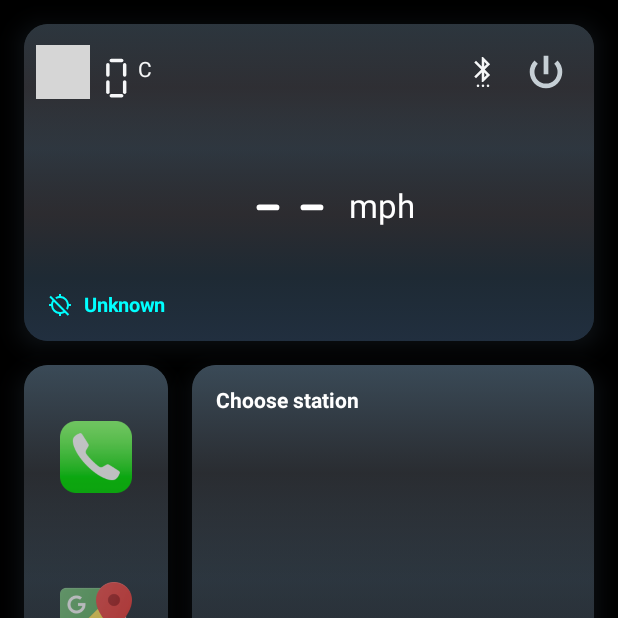
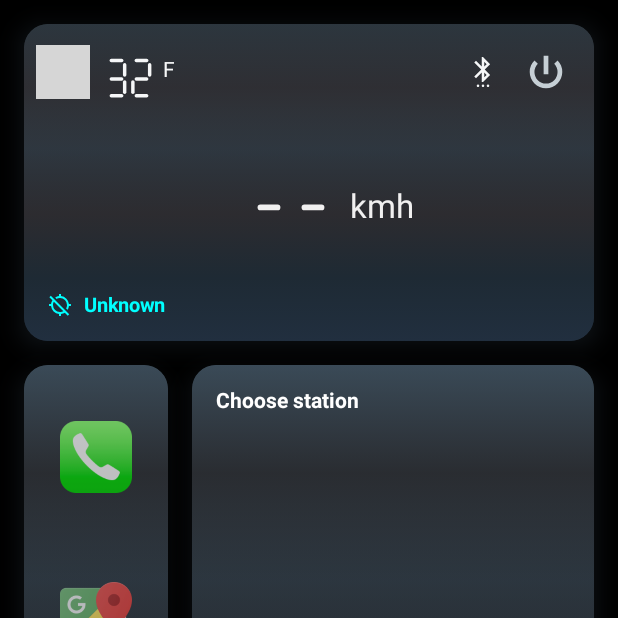
Before and after one commit to maestrovsmaster/RadioCar, an Android app built with Jetpack Compose: the screen it shows after launch (MainActivity), on a phone screen of 412 x 824 dp, the top half of it. Run offline under Robolectric (Android 15) with nearby library versions, the phone set to English and light mode, and no system bars; our stand-ins replace AdMob, Dagger/Hilt's generated code, EventBus, Room's generated code, Timber; libraries missing offline, so code that uses them is left out: com.github.kittinunf.fuel, com.github.kittinunf.result, com.hbb20.countrypicker; network calls fail; pictures from the network do not load; 3 statements that could not run were skipped; grey boxes are pictures that could not be loaded.

Commit message:
fix speed

```diff
--- a/app/src/main/java/com/maestrovs/radiocar/manager/location/LocationStateManager.kt
+++ b/app/src/main/java/com/maestrovs/radiocar/manager/location/LocationStateManager.kt
@@ -62,7 +62,7 @@ object LocationStateManager {
     }
 
     fun updateLocation(context: Context,location: Location) {
-        Log.d("LocationStateManager", "-------updateLocation: , location: $location")
+       // Log.d("LocationStateManager", "-------updateLocation: , location: $location")
         val newSpeed = location.speed * 3.6f // Convert m/s to km/h
         val smoothedSpeed = getSmoothedSpeed(newSpeed)
 
@@ -85,13 +85,13 @@ object LocationStateManager {
                 lastLocation.first, lastLocation.second,
                 location.latitude, location.longitude
             )
-            Log.d("LocationStateManager", "-------distance: : $distance")
+           // Log.d("LocationStateManager", "-------distance: : $distance")
             if (distance >= 5.0) {
                 _latestWeatherLocation = location.latitude to location.longitude
                 _locationWeatherState.value = location
             }
         } ?: run {
-            // Якщо ще не було жодної збереженої локації
+
             _latestWeatherLocation = location.latitude to location.longitude
         }
     }
--- a/app/src/main/java/com/maestrovs/radiocar/manager/radio/PlaylistManager.kt
+++ b/app/src/main/java/com/maestrovs/radiocar/manager/radio/PlaylistManager.kt
@@ -45,11 +45,11 @@ object PlaylistManager {
 
     fun updateStationGroups(groups: List<StationGroup>) {
         _stationGroups.value = groups
-        //if(_stationGroups.value.isNotEmpty()) {
-            //if(PlayerStateManager.playerState.value.currentGroup == null) {
-             //   PlayerStateManager.updateStationGroup(_stationGroups.value[0])
-           // }
-       // }
+        if(_stationGroups.value.isNotEmpty()) {
+            if(PlayerStateManager.playerState.value.currentGroup == null) {
+                PlayerStateManager.updateStationGroup(_stationGroups.value[0])
+            }
+       }
     }
 
     fun getGroupForStation(station: StationStream): Int? {
--- a/app/src/main/java/com/maestrovs/radiocar/manager/radio/PrayerStateManager.kt
+++ b/app/src/main/java/com/maestrovs/radiocar/manager/radio/PrayerStateManager.kt
@@ -35,7 +35,7 @@ object PlayerStateManager {
 
     // val stationsGroupFlow = playerState.map { it.stationGroups }.distinctUntilChanged()
 
-    //val isPlayingFlow = playerState.map { it.isPlaying }.distinctUntilChanged()
+    val isPlayingBoolFlow = playerState.map { it.isPlaying }.distinctUntilChanged()
     val isPlayingFlow = combine(
         playerState.map { it.isPlaying }.distinctUntilChanged(),
         playerState.map { it.currentGroup }.distinctUntilChanged()
--- a/app/src/main/java/com/maestrovs/radiocar/shared_managers/CurrentCountryManager.kt
+++ b/app/src/main/java/com/maestrovs/radiocar/shared_managers/CurrentCountryManager.kt
@@ -19,13 +19,14 @@ object CurrentCountryManager {
     }
 
     fun readCountry(context: Context): CPCountry? {
-        val countryJson = SharedManager.readStringOptions(context, CURRENT_COUNTRY_KEY)
+       /* val countryJson = SharedManager.readStringOptions(context, CURRENT_COUNTRY_KEY)
 
         return if (countryJson == null) {
             null
         } else {
             Gson().fromJson(countryJson, CPCountry::class.java)
-        }
+        }*/
+        return null
     }
 
 
--- a/app/src/main/java/com/maestrovs/radiocar/shared_managers/SettingsManager.kt
+++ b/app/src/main/java/com/maestrovs/radiocar/shared_managers/SettingsManager.kt
@@ -1,6 +1,7 @@
 package com.maestrovs.radiocar.shared_managers
 
 import android.content.Context
+import android.os.Build
 
 object SettingsManager {
 
@@ -8,6 +9,20 @@ object SettingsManager {
     private const val IS_AUTOPLAY = "IS_AUTOPLAY"
     private const val SPEED_UNIT = "SPEED_UNIT"
     private const val TEMPERATURE_UNIT = "TEMPERATURE_UNIT"
+
+    private val MILE_BASED_COUNTRIES = setOf(
+        "US",
+        "GB",
+        "MM",
+        "LR"
+    )
+
+    private val FAHRENHEIT_BASED_COUNTRIES = setOf(
+        "US",
+        "BS",
+        "KY",
+        "PW"
+    )
 
     private const val SHOW_STATION_NAME_IN_BACKGROUND = "SHOW_STATION_NAME_IN_BACKGROUND"
 
@@ -30,15 +45,36 @@ object SettingsManager {
         SharedManager.writeStringOption(context, SPEED_UNIT, speedUnit.name)
     }
 
-    fun getSpeedUnit(context: Context): SpeedUnit =
-        SpeedUnit.valueOf(SharedManager.readStringOptions(context, SPEED_UNIT) ?: "kmh")
+    fun getSpeedUnit(context: Context): SpeedUnit {
+        val country = if (Build.VERSION.SDK_INT >= Build.VERSION_CODES.N) {
+            context.resources.configuration.locales[0].country // API 24+
+        } else {
+            @Suppress("DEPRECATION")
+            context.resources.configuration.locale.country // API 23
+        }
+
+        val defaultUnit = if (country in MILE_BASED_COUNTRIES) SpeedUnit.mph else SpeedUnit.kmh
+        return SpeedUnit.valueOf(SharedManager.readStringOptions(context, SPEED_UNIT) ?: defaultUnit.name)
+    }
+
 
     fun setTemperatureUnit(context: Context, temperatureUnit: TemperatureUnit) {
         SharedManager.writeStringOption(context, TEMPERATURE_UNIT, temperatureUnit.name)
     }
 
-    fun getTemperatureUnit(context: Context): TemperatureUnit =
-        TemperatureUnit.valueOf(SharedManager.readStringOptions(context, TEMPERATURE_UNIT) ?: "C")
+    fun getTemperatureUnit(context: Context): TemperatureUnit {
+
+        val country = if (Build.VERSION.SDK_INT >= Build.VERSION_CODES.N) {
+            context.resources.configuration.locales[0].country // API 24+
+        } else {
+            @Suppress("DEPRECATION")
+            context.resources.configuration.locale.country // API 23
+        }
+
+        val defaultUnit = if (country in FAHRENHEIT_BASED_COUNTRIES) TemperatureUnit.F else TemperatureUnit.C
+        return TemperatureUnit.valueOf(SharedManager.readStringOptions(context, TEMPERATURE_UNIT) ?: defaultUnit.name)
+    }
+
 
 
     fun setShowStationNameInBackground(context: Context, showStation: Boolean) {
--- a/app/src/main/java/com/maestrovs/radiocar/ui/app/radio_fragment/radio_screen/widget/mediaplayer/MediumPlayerWidget.kt
+++ b/app/src/main/java/com/maestrovs/radiocar/ui/app/radio_fragment/radio_screen/widget/mediaplayer/MediumPlayerWidget.kt
@@ -11,6 +11,7 @@ import androidx.compose.foundation.layout.padding
 import androidx.compose.foundation.layout.width
 import androidx.compose.material3.Text
 import androidx.compose.runtime.Composable
+import androidx.compose.runtime.LaunchedEffect
 import androidx.compose.runtime.getValue
 import androidx.compose.runtime.mutableStateOf
 import androidx.compose.runtime.remember
@@ -66,9 +67,12 @@ fun MediumPlayerWidget(
 
     val volumeFlow by PlayerStateManager.volumeFlow.collectAsStateWithLifecycle(1f)
 
+    var showDialog by remember { mutableStateOf(false) }
 
+    val isPlaying = if (isPlayingFlow == null) false else isPlayingFlow!!.first
+    val isLoadingData by viewModel.isLoading.collectAsStateWithLifecycle()
 
-    var showDialog by remember { mutableStateOf(false) }
+    val isLoading = isBufferingFlow || isLoadingData;
 
 
     Box(
@@ -154,14 +158,14 @@ fun MediumPlayerWidget(
             }
 
 
-            val isPlaying = if (isPlayingFlow == null) false else isPlayingFlow!!.first
+
 
             PlayControlWidget(
                 modifier = Modifier
                     .align(Alignment.BottomCenter)
                     .padding(16.dp),
                 isPlaying = isPlaying,
-                isLoading = isBufferingFlow || viewModel.isLoading.value == true,
+                isLoading = isLoading,
                 onPrevClick = {
                     viewModel.prev()
                 },
--- a/app/src/main/java/com/maestrovs/radiocar/ui/app/radio_fragment/radio_screen/widget/radiodriver/RadioDriverWidget.kt
+++ b/app/src/main/java/com/maestrovs/radiocar/ui/app/radio_fragment/radio_screen/widget/radiodriver/RadioDriverWidget.kt
@@ -35,6 +35,8 @@ import com.maestrovs.radiocar.ui.app.ui.theme.primary
 import com.maestrovs.radiocar.shared_managers.SettingsManager
 import com.maestrovs.radiocar.shared_managers.SpeedUnit
 import com.maestrovs.radiocar.ui.app.radio_fragment.radio_screen.widget.radiodriver.widget.BtStatusWidget
+import com.maestrovs.radiocar.ui.app.radio_fragment.radio_screen.widget.radiodriver.widget.calculateLottieSpeedAnimation
+import com.maestrovs.radiocar.ui.app.radio_fragment.radio_screen.widget.radiodriver.widget.calculateSpeedColor
 import com.maestrovs.radiocar.ui.app.radio_fragment.radio_screen.widget.weather.WeatherWidget
 import com.maestrovs.radiocar.ui.app.radio_fragment.radio_screen.widget.weather.WeatherWidgetLocation
 import com.maestrovs.radiocar.ui.app.radio_fragment.radio_screen.widget.weather.WeatherWidgetMini
@@ -63,6 +65,9 @@ fun RadioDriverWidget(
     val baseGray = Color(0xFFF6F7F8)
 
     val speedValue = if (locationAvailability) locationState.speed.toInt() else null
+    val speedColor = calculateSpeedColor(LocalContext.current, locationState.speed)
+
+    val animationSpeed = calculateLottieSpeedAnimation(locationState.speed)
 
     when (SettingsManager.getSpeedUnit(LocalContext.current)) {
         SpeedUnit.kmh -> LocalContext.current.getString(R.string.km_h)
@@ -84,11 +89,6 @@ fun RadioDriverWidget(
 
     Box(
         modifier = modifier
-        //.fillMaxWidth()
-        //.height(280.dp)
-        //.background(Color.Black)
-        //.padding(16.dp),
-        //contentAlignment = Alignment.Center
     ) {
 
         DynamicShadowCard(
@@ -96,7 +96,7 @@ fun RadioDriverWidget(
             // .padding(16.dp)
             contentColor = primary,
         ) {
-            LottieLoader()
+            LottieLoader(speed = animationSpeed)
 
             //BackgroundCover()
 
@@ -139,7 +139,7 @@ fun RadioDriverWidget(
                     .padding(start = 30.dp, top = 32.dp),
 
                 ) {
-                SevenSegmentSpeedometer(speedValue, "mph", Color.White)
+                SevenSegmentSpeedometer(speedValue,  speedColor)
             }
 
             WeatherWidgetLocation(
@@ -147,26 +147,6 @@ fun RadioDriverWidget(
                 modifier = Modifier
                     .align(Alignment.BottomStart).padding(16.dp)
             )
-
-            /*Box(
-                modifier = Modifier
-                    .align(Alignment.BottomStart)
-                    .padding(16.dp),
-
-                ) {
-                SpeedUnitText(unit = "Ukraine", color = displayColor, fontSize = 14.sp)
-            }*/
-
-            /* Box(
-                 modifier = Modifier
-                     .align(Alignment.BottomEnd)
-                     .padding(16.dp),
-
-                 ) {
-                 DigitalWeatherWidget(-14.0, "C", color = displayColor)
-             }*/
-
-
         }
 
 
--- a/app/src/main/java/com/maestrovs/radiocar/ui/app/radio_fragment/radio_screen/widget/radiodriver/widget/DigitalSpeedometerView.kt
+++ b/app/src/main/java/com/maestrovs/radiocar/ui/app/radio_fragment/radio_screen/widget/radiodriver/widget/DigitalSpeedometerView.kt
@@ -7,14 +7,19 @@ import androidx.compose.runtime.Composable
 import androidx.compose.ui.Alignment
 import androidx.compose.ui.Modifier
 import androidx.compose.ui.graphics.Color
+import androidx.compose.ui.platform.LocalContext
 import androidx.compose.ui.tooling.preview.Preview
 import androidx.compose.ui.unit.dp
 import androidx.compose.ui.unit.sp
 import com.maestrovs.radiocar.ui.app.radio_fragment.radio_screen.widget.radiodriver.widget.SevenSegmentNumber
 import com.maestrovs.radiocar.ui.app.radio_fragment.radio_screen.widget.radiodriver.widget.SpeedUnitText
+import com.maestrovs.radiocar.ui.app.radio_fragment.radio_screen.widget.radiodriver.widget.getTSpeedWithUnit
 
 @Composable
-fun SevenSegmentSpeedometer(speed: Int?, unit: String, color: Color = Color.Cyan, ) {
+fun SevenSegmentSpeedometer(speed: Int?, color: Color = Color.Cyan, ) {
+
+    val speedPair = getTSpeedWithUnit(LocalContext.current, speed?.toFloat())
+
     Box(
         modifier = Modifier
             //.background(Color.Black)
@@ -24,9 +29,9 @@ fun SevenSegmentSpeedometer(speed: Int?, unit: String, color: Color = Color.Cyan
         Row(
             verticalAlignment = Alignment.CenterVertically
         ) {
-            SevenSegmentNumber(speed, color, 25, 43)
+            SevenSegmentNumber(speedPair.first?.toInt(), color, 25, 43)
             Spacer(modifier = Modifier.width(4.dp))
-            SpeedUnitText(unit,color, fontSize = 22.sp)
+            SpeedUnitText(speedPair.second.name,color, fontSize = 22.sp)
         }
     }
 }
@@ -36,5 +41,5 @@ fun SevenSegmentSpeedometer(speed: Int?, unit: String, color: Color = Color.Cyan
 @Preview
 @Composable
 fun SevenSegmentSpeedometerPreview(){
-    SevenSegmentSpeedometer(118, "mph", color = Color.Cyan)
+    SevenSegmentSpeedometer(118,  color = Color.Cyan)
 }
--- /dev/null
+++ b/app/src/main/java/com/maestrovs/radiocar/ui/app/radio_fragment/radio_screen/widget/radiodriver/widget/SpeedUtils.kt
@@ -0,0 +1,57 @@
+package com.maestrovs.radiocar.ui.app.radio_fragment.radio_screen.widget.radiodriver.widget
+
+import android.content.Context
+import androidx.compose.ui.graphics.Color
+import com.maestrovs.radiocar.data.remote.weather.convertCelsiumToFahrenheit
+import com.maestrovs.radiocar.shared_managers.SettingsManager
+import com.maestrovs.radiocar.shared_managers.SpeedUnit
+import com.maestrovs.radiocar.shared_managers.TemperatureUnit
+
+/**
+ * Created by maestromaster$ on 04/03/2025$.
+ */
+ fun convertToMph(kmh: Float) = kmh*0.6213711922
+
+fun getTSpeedWithUnit(context: Context, speed: Float?): Pair<Float?, SpeedUnit>{
+
+
+
+    val unit = SettingsManager.getSpeedUnit(context)
+
+    if(speed == null) return Pair(null, SpeedUnit.kmh)
+
+    return  when (unit) {
+        SpeedUnit.kmh -> Pair(speed, SpeedUnit.kmh)
+        SpeedUnit.mph -> Pair(convertToMph(speed).toFloat(), SpeedUnit.mph)
+
+    }
+}
+
+
+fun calculateSpeedColor(context: Context, speed: Float?): Color{
+    return if(speed == null) Color(0xFFEAE9E9)
+    else if(speed > 0 && speed < 50) Color(0xFFFCFCFC)
+    else if (speed >= 50 && speed < 90) Color(0xFFFAEFC2)
+    else if(speed >=90 && speed < 120) Color(0xFFF5A340)
+    else if(speed >=120) Color(0xFFE53935)
+    else Color(0xFFF1F0F0)
+
+}
+
+fun calculateLottieSpeedAnimation(speed: Float?): Float {
+
+    val minSpeed = 8f
+    val maxSpeed = 100f
+    val minAnimSpeed = 0.2f
+    val maxAnimSpeed = 4.0f
+
+    val koef = 0.8f
+
+    if (speed == null || speed <= minSpeed) return 0.0f
+
+
+
+    val clampedSpeed = speed.coerceIn(minSpeed, maxSpeed)
+
+    return minAnimSpeed + (clampedSpeed / maxSpeed) * (maxAnimSpeed - minAnimSpeed) * koef
+}
--- a/app/src/main/java/com/maestrovs/radiocar/ui/app/radio_fragment/ui_radio_view_model/RadioViewModel.kt
+++ b/app/src/main/java/com/maestrovs/radiocar/ui/app/radio_fragment/ui_radio_view_model/RadioViewModel.kt
@@ -44,8 +44,8 @@ class RadioViewModel @Inject constructor(
     private val _errorMessage = MutableLiveData<String?>()
     val errorMessage: LiveData<String?> = _errorMessage
 
-    private val _isLoading = MutableLiveData<Boolean>()
-    val isLoading: LiveData<Boolean> = _isLoading
+    private val _isLoading = MutableStateFlow<Boolean>(false)
+    val isLoading: StateFlow<Boolean> = _isLoading
 
     private var fetchStationsJob: Job? = null
 
@@ -106,7 +106,7 @@ class RadioViewModel @Inject constructor(
 
 
     private fun processResources(response: Resource<List<StationGroup>>) {
-        Log.d("StationRepositoryIml", "processResources... 2")
+        Log.d("MediumPlayerWidget", "processResources... 2")
         _isLoading.value = false
         when (response.status) {
             Resource.Status.SUCCESS -> {
@@ -117,11 +117,11 @@ class RadioViewModel @Inject constructor(
             }
 
             Resource.Status.ERROR -> {
-                _errorMessage.value = response.message ?: "Сталася помилка"
+                _errorMessage.value = response.message ?: "Error"
             }
 
             Resource.Status.LOADING -> {
-                _isLoading.value = true
+                //_isLoading.value = true
             }
         }
     }
@@ -160,6 +160,7 @@ class RadioViewModel @Inject constructor(
 
     private fun setRecent(stationGroup: StationGroup) {
         viewModelScope.launch {
+            repository.insertStations(stationGroup.stations)
             repository.setRecent(stationGroup.streams.map { it.stationUuid })
             sharedPreferencesRepository.saveRecentStationGroup(stationGroup)
         }
@@ -168,7 +169,7 @@ class RadioViewModel @Inject constructor(
     fun setIsLike(stationGroup: StationGroup, isFavorite: Boolean) {
         PlayerStateManager.setLiked(isFavorite)
         viewModelScope.launch {
-
+            repository.insertStations(stationGroup.stations)
             if (isFavorite) {
                 repository.setFavorite(stationGroup.streams.map { it.stationUuid })
             } else {
--- a/app/src/main/java/com/maestrovs/radiocar/ui/app/radio_fragment/widgets/LottieLoader.kt
+++ b/app/src/main/java/com/maestrovs/radiocar/ui/app/radio_fragment/widgets/LottieLoader.kt
@@ -15,12 +15,12 @@ import com.airbnb.lottie.compose.rememberLottieComposition
 //car_infinite_road.json
 //night_radio.json
 @Composable
-fun LottieLoader() {
+fun LottieLoader(speed: Float = 0.2f) {
     val composition by rememberLottieComposition(LottieCompositionSpec.Asset("car_infinite_road.json"))
     val progress by animateLottieCompositionAsState(
         composition = composition,
         iterations = LottieConstants.IterateForever,
-        speed = 0.2f
+        speed = speed
     )
 
     LottieAnimation(
--- a/app/src/main/java/com/maestrovs/radiocar/ui/app/radio_fragment/widgets/PlayButton.kt
+++ b/app/src/main/java/com/maestrovs/radiocar/ui/app/radio_fragment/widgets/PlayButton.kt
@@ -35,13 +35,11 @@ fun PlayButton(
 ) {
 
     var parentSize by remember { mutableStateOf(IntSize.Zero) }
-    Log.d("PlayButton", "parentSize: $parentSize")
 
     Box(
         modifier = modifier.onSizeChanged { parentSize = it },
         contentAlignment = Alignment.Center
     ) {
-        //val radius = maxOf((parentSize.height / 4).dp, 10.dp)
 
         PlayProgressWidget(
             isLoading = isLoading, numDots = 50, radius = radius, baseColor = Color(
--- a/app/src/main/java/com/maestrovs/radiocar/ui/components/SpeedWidgetTransparent.kt
+++ b/app/src/main/java/com/maestrovs/radiocar/ui/components/SpeedWidgetTransparent.kt
@@ -9,6 +9,7 @@ import android.widget.FrameLayout
 import android.widget.TextView
 import com.maestrovs.radiocar.R
 import com.maestrovs.radiocar.shared_managers.SpeedUnit
+import com.maestrovs.radiocar.ui.app.radio_fragment.radio_screen.widget.radiodriver.widget.convertToMph
 import kotlin.math.round
 
 
@@ -81,7 +82,7 @@ open class SpeedWidgetTransparent : FrameLayout {
 
     }
 
-    private fun convertToMph(kmh: Float) = kmh*0.6213711922
+
 
     fun setUnit(unit: String){
         tvUnit.text = "$unit"
--- a/app/src/main/java/com/maestrovs/radiocar/ui/main/MainActivity.kt
+++ b/app/src/main/java/com/maestrovs/radiocar/ui/main/MainActivity.kt
@@ -110,7 +110,7 @@ class MainActivity : AppCompatActivity() {
 
         WeatherWorker.startWeatherWorker(this)
 
-       // startMockLocationUpdates(scope)
+       // startMockLocationUpdates(this, scope) //Emulate location speed change
 
         binding = ActivityMainBinding.inflate(layoutInflater)
         setContentView(binding!!.root)
```
Also changed, not shown: app/src/main/java/com/maestrovs/radiocar/manager/location/MockLocationManager.kt (+11 -9 lines).
